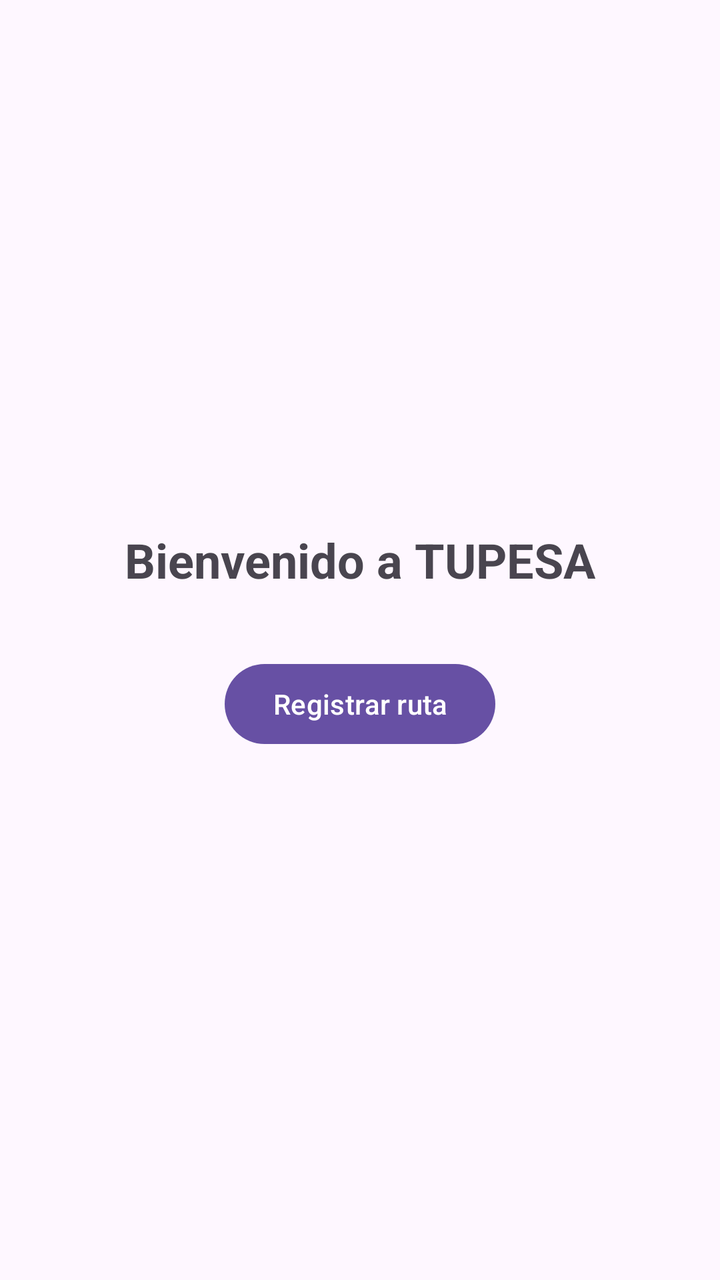
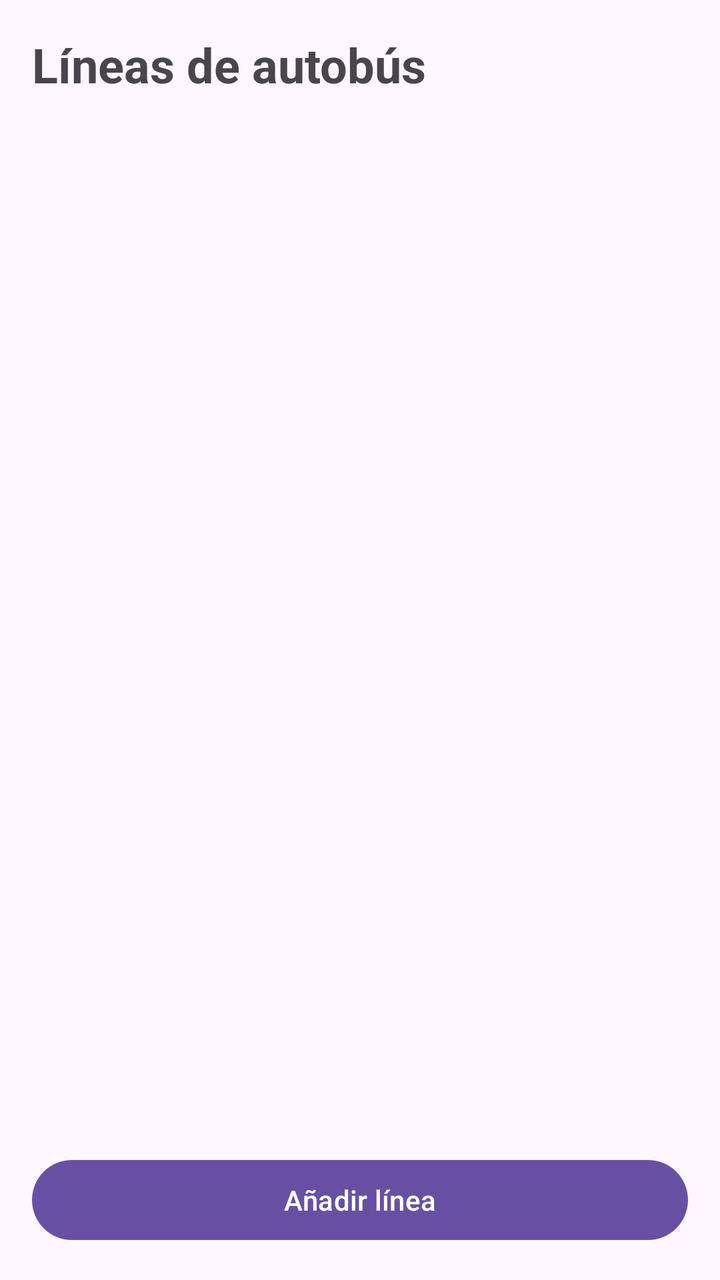

Before-and-after screenshots of an Android layout around one commit, followed by the original layout XML and the change that was made.
<!-- AndroidManifest.xml: application theme Theme.ACT2_UD1 -->
<!-- res/layout/activity_main.xml -->
<?xml version="1.0" encoding="utf-8"?>
<LinearLayout xmlns:android="http://schemas.android.com/apk/res/android"
    android:layout_width="match_parent"
    android:layout_height="match_parent"
    android:orientation="vertical"
    android:gravity="center"
    android:padding="16dp">

    <TextView
        android:id="@+id/mensaje"
        android:layout_width="wrap_content"
        android:layout_height="wrap_content"
        android:text="@string/mensaje_inicial"
        android:textSize="24sp"
        android:textStyle="bold"
        android:layout_marginBottom="32dp"/>

    <Button
        android:id="@+id/btnAccion"
        android:layout_width="wrap_content"
        android:layout_height="wrap_content"
        android:text="@string/accion_boton"/>

</LinearLayout>
<!-- resources referenced by this layout -->
<resources>
  <string name="accion_boton">Registrar ruta</string>
  <string name="mensaje_inicial">Bienvenido a TUPESA</string>
  <style name="Theme.ACT2_UD1" parent="Base.Theme.ACT2_UD1" />
  <style name="Base.Theme.ACT2_UD1" parent="Theme.Material3.DayNight.NoActionBar">
          
          
      </style>
</resources>

<!-- the commit's change to res/layout/activity_main.xml (unified diff, before → after) -->
@@ -3,22 +3,32 @@
     android:layout_width="match_parent"
     android:layout_height="match_parent"
     android:orientation="vertical"
-    android:gravity="center"
-    android:padding="16dp">
+    android:padding="16dp"
+    android:fitsSystemWindows="true">
+     fitsSystemWindows: evita que el contenido quede debajo de la barra de arriba -->
 
+    
     <TextView
-        android:id="@+id/mensaje"
+        android:id="@+id/tvTitulo"
         android:layout_width="wrap_content"
         android:layout_height="wrap_content"
-        android:text="@string/mensaje_inicial"
+        android:text="@string/titulo_listado"
         android:textSize="24sp"
         android:textStyle="bold"
-        android:layout_marginBottom="32dp"/>
+        android:layout_marginBottom="16dp"/>
 
+    
+    <ListView
+        android:id="@+id/lvLineas"
+        android:layout_width="match_parent"
+        android:layout_height="0dp"
+        android:layout_weight="1"/>
+
+    
     <Button
-        android:id="@+id/btnAccion"
-        android:layout_width="wrap_content"
+        android:id="@+id/btnAnadir"
+        android:layout_width="match_parent"
         android:layout_height="wrap_content"
-        android:text="@string/accion_boton"/>
+        android:text="@string/btn_anadir"/>
 
 </LinearLayout>
<!-- resource entries referenced after the edit -->
@@ -1,7 +1,7 @@
 <!-- resources referenced by this layout -->
 <resources>
-  <string name="accion_boton">Registrar ruta</string>
-  <string name="mensaje_inicial">Bienvenido a TUPESA</string>
+  <string name="btn_anadir">Añadir línea</string>
+  <string name="titulo_listado">Líneas de autobús</string>
   <style name="Theme.ACT2_UD1" parent="Base.Theme.ACT2_UD1" />
   <style name="Base.Theme.ACT2_UD1" parent="Theme.Material3.DayNight.NoActionBar">
           
